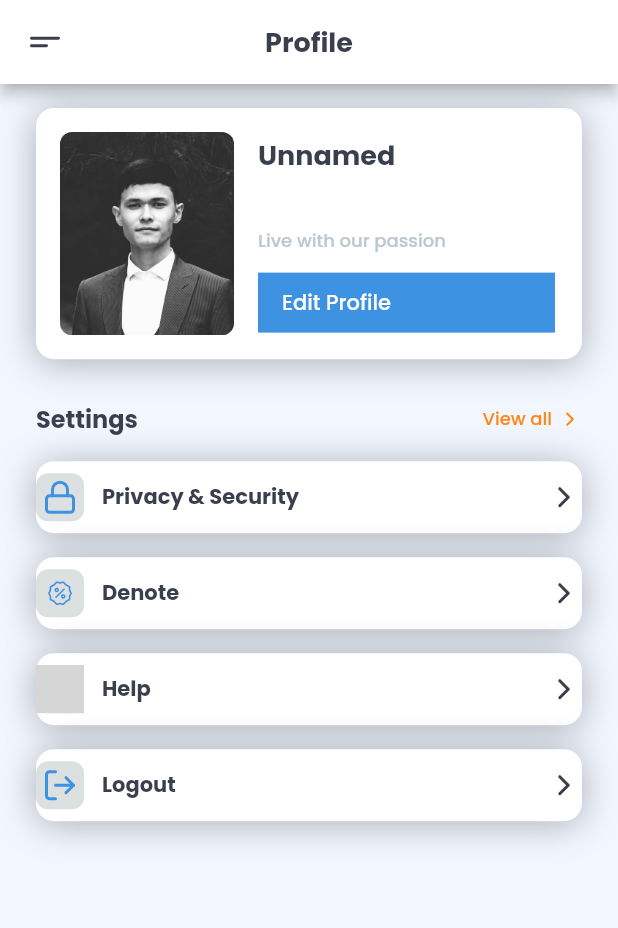
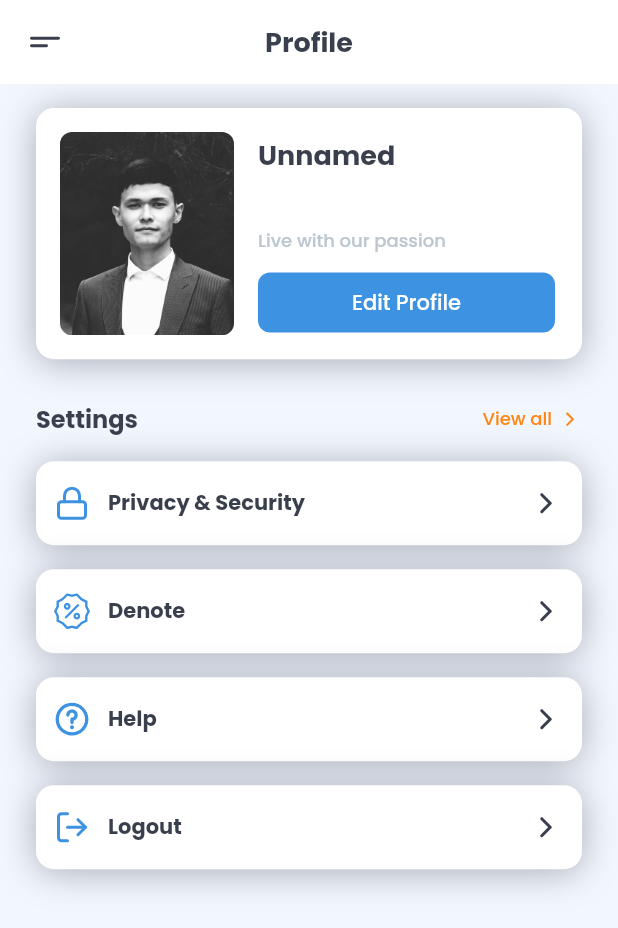
Before and after one commit to IamKhuk/SamEdu, a Flutter app: the ProfileScreen screen opened directly, on a phone screen of 412 x 824 dp. Shown: the top 928 px of the screen. Run offline on Flutter 3.47's test engine with Material 2 defaults, Android fonts, the phone set to English and light mode, and no system bars; our stand-ins replace carousel_slider, flutter_svg, pinput, shared_preferences; accounts and stored records are empty; grey boxes are pictures that could not be loaded.

Commit message:
Profile Screen fixed

```diff
--- a/lib/src/ui/menu/home/home_screen.dart
+++ b/lib/src/ui/menu/home/home_screen.dart
@@ -81,8 +81,8 @@ class _HomeScreenState extends State<HomeScreen> {
               child: Container(
                 height: 40,
                 width: 40,
-                color: Colors.transparent,
                 decoration: BoxDecoration(
+                  color: Colors.transparent,
                   borderRadius: BorderRadius.circular(40),
                 ),
                 child: Center(
--- a/lib/src/ui/menu/profile/profile_screen.dart
+++ b/lib/src/ui/menu/profile/profile_screen.dart
@@ -1,7 +1,7 @@
 import 'package:flutter/material.dart';
+import 'package:flutter_svg/svg.dart';
 import 'package:samedu/src/defaults/defaults.dart';
 import 'package:samedu/src/theme/app_theme.dart';
-import 'package:samedu/src/widgets/container/leading_main.dart';
 import 'package:samedu/src/widgets/container/settings_container.dart';
 import 'package:samedu/src/widgets/title/heading_01.dart';
 import 'package:samedu/src/widgets/title/text_01.dart';
@@ -22,9 +22,24 @@ class _ProfileScreenState extends State<ProfileScreen> {
     return Scaffold(
       backgroundColor: AppTheme.bg,
       appBar: AppBar(
+        elevation: 0,
         leadingWidth: 60,
-        leading: const LeadingMain(
-          svg: 'assets/icons/menu_04.svg',
+        leading: Padding(
+          padding: const EdgeInsets.all(8),
+          child: InkWell(
+            borderRadius: BorderRadius.circular(44),
+            onTap: () {
+              // Navigator.pop(context);
+            },
+            child: Container(
+              color: Colors.transparent,
+              height: 44,
+              width: 44,
+              child: Center(
+                child: SvgPicture.asset('assets/icons/menu_04.svg'),
+              ),
+            ),
+          ),
         ),
         title: const Heading01(text: 'Profile'),
         centerTitle: true,
@@ -82,8 +97,9 @@ class _ProfileScreenState extends State<ProfileScreen> {
                       child: Container(
                         height: 40,
                         width: MediaQuery.of(context).size.width - 214,
-                        decoration: const BoxDecoration(
+                        decoration: BoxDecoration(
                           color: AppTheme.blue,
+                          borderRadius: BorderRadius.circular(8),
                         ),
                         child: const Center(
                           child: Title02(
--- a/lib/src/widgets/container/leading_main.dart
+++ b/lib/src/widgets/container/leading_main.dart
@@ -1,12 +1,9 @@
 import 'package:flutter/material.dart';
 import 'package:flutter_svg/svg.dart';
 
-class LeadingMain extends StatelessWidget {
-  final String svg;
-
-  const LeadingMain({
+class LeadingBack extends StatelessWidget {
+  const LeadingBack({
     Key? key,
-    required this.svg,
   }) : super(key: key);
 
   @override
@@ -23,7 +20,7 @@ class LeadingMain extends StatelessWidget {
           height: 44,
           width: 44,
           child: Center(
-            child: SvgPicture.asset(svg),
+            child: SvgPicture.asset('assets/icons/left.svg'),
           ),
         ),
       ),
--- a/lib/src/widgets/container/settings_container.dart
+++ b/lib/src/widgets/container/settings_container.dart
@@ -11,13 +11,16 @@ class SettingsContainer extends StatelessWidget {
     Key? key,
     required this.img,
     required this.title,
-  }):super(key: key);
+  }) : super(key: key);
 
   @override
   Widget build(BuildContext context) {
     return Container(
-      height: 48,
-      padding: const EdgeInsets.symmetric(vertical: 8),
+      height: 56,
+      padding: const EdgeInsets.symmetric(
+        vertical: 8,
+        horizontal: 12,
+      ),
       decoration: BoxDecoration(
         color: Colors.white,
         borderRadius: BorderRadius.circular(12),
@@ -31,20 +34,13 @@ class SettingsContainer extends StatelessWidget {
         ],
       ),
       child: Row(
+        crossAxisAlignment: CrossAxisAlignment.center,
         children: [
-          Container(
-            height: 32,
-            width: 32,
-            decoration: BoxDecoration(
-              color: AppTheme.gray.withOpacity(0.3),
-              borderRadius: BorderRadius.circular(8),
-            ),
-            child: Center(
-              child: SvgPicture.asset(
-                img,
-                color: AppTheme.blue,
-              ),
-            ),
+          SvgPicture.asset(
+            img,
+            color: AppTheme.blue,
+            height: 24,
+            width: 24,
           ),
           const SizedBox(width: 12),
           Expanded(
--- a/lib/src/widgets/title/title_02.dart
+++ b/lib/src/widgets/title/title_02.dart
@@ -13,10 +13,7 @@ class Title02 extends StatelessWidget {
 
   @override
   Widget build(BuildContext context) {
-    return Row(
-      children: [
-        const SizedBox(width: 16),
-        Text(
+    return Text(
       text,
       style: TextStyle(
         fontFamily: AppTheme.fontFamily,
@@ -25,8 +22,6 @@ class Title02 extends StatelessWidget {
         height: 1.43,
         color: color,
       ),
-        ),
-      ],
     );
   }
 }
```
Also changed, not shown: assets/icons/help.svg (added). Lines whose indentation alone changed are shown as unchanged.
